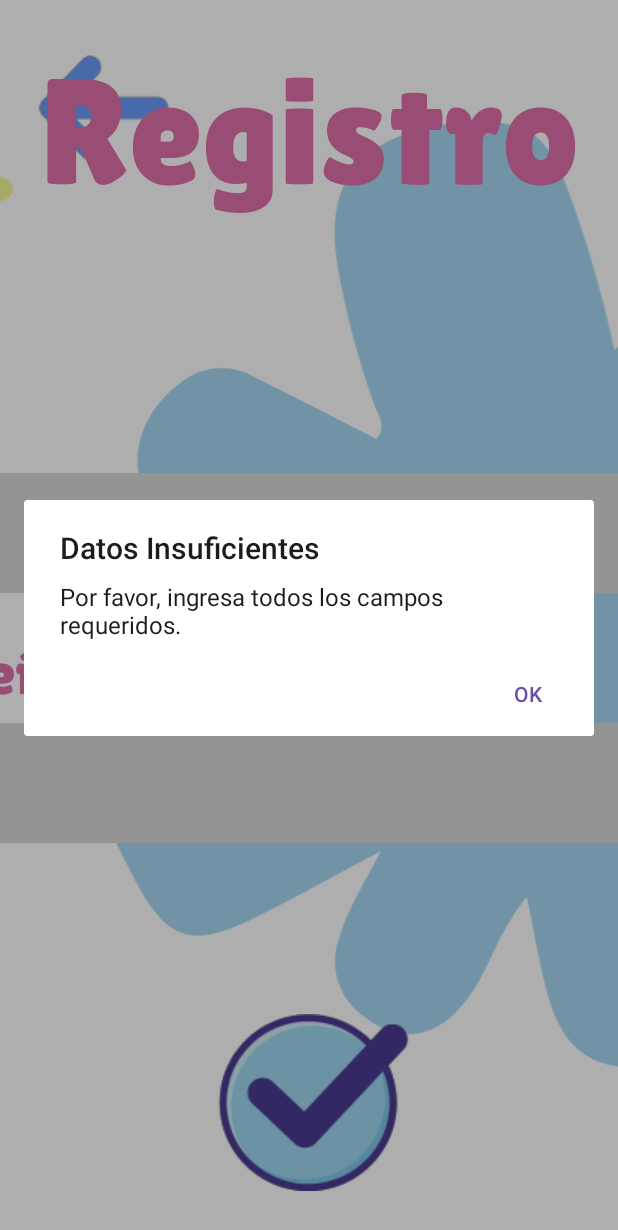
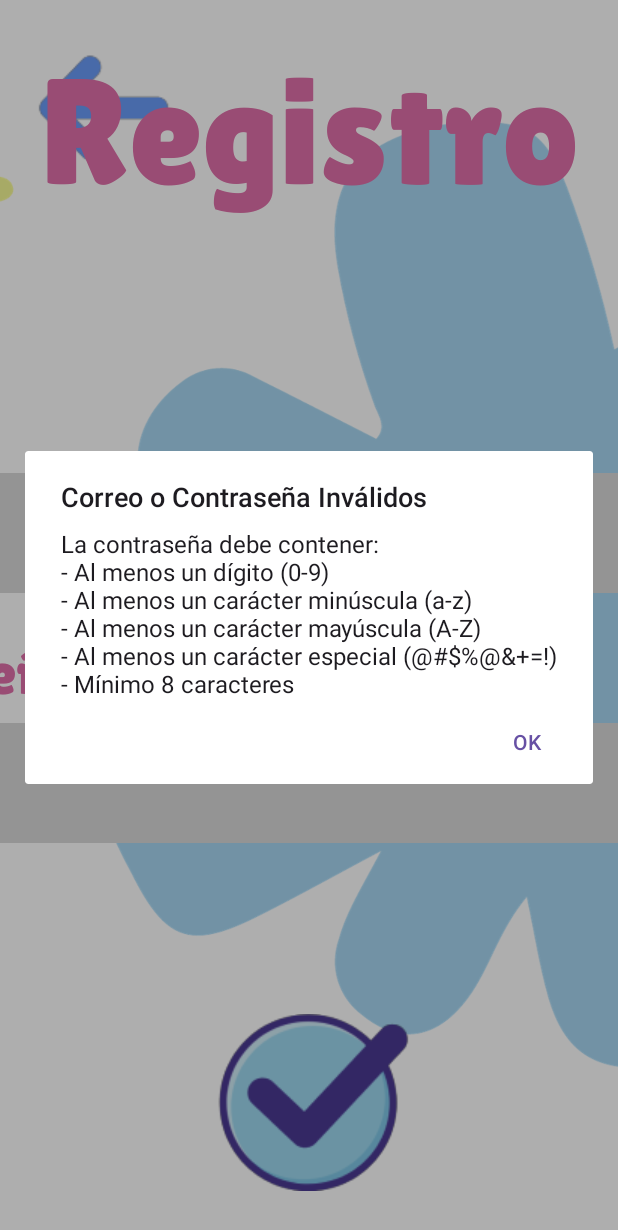
Before and after one commit to vlopezbarce/Aplicacion-Nuevo-Amanecer, an Android app: the RegistroFragment screen opened through its navigation route, after a tap on an icon or button, on a phone screen of 412 x 824 dp. Shown: the top 1230 px of the screen. Run offline under Robolectric (Android 15) with nearby library versions, the light colour scheme and no system bars.

Commit message:
Agrega menú dropdown para escoger nivel, verifica si correo y contraseña son válidos en el registro

```diff
--- a/app/src/main/java/com/tec/nuevoamanecer/RegistroFragment.kt
+++ b/app/src/main/java/com/tec/nuevoamanecer/RegistroFragment.kt
@@ -1,6 +1,8 @@
 package com.tec.nuevoamanecer
 
 import android.os.Bundle
+import android.text.Editable
+import android.text.TextWatcher
 import androidx.fragment.app.Fragment
 import android.view.LayoutInflater
 import android.view.View
@@ -45,6 +47,40 @@ class RegistroFragment : Fragment() {
     override fun onViewCreated(view: View, savedInstanceState: Bundle?) {
         super.onViewCreated(view, savedInstanceState)
 
+        binding.editTextCorreo.addTextChangedListener(object : TextWatcher {
+            override fun beforeTextChanged(charSequence: CharSequence?, start: Int, count: Int, after: Int) {
+            }
+
+            override fun onTextChanged(charSequence: CharSequence?, start: Int, before: Int, count: Int) {
+                val email = charSequence?.toString() ?: ""
+                if (isValidEmail(email)) {
+                    binding.editTextCorreo.setCompoundDrawablesWithIntrinsicBounds(0, 0, R.drawable.icono_check, 0)
+                } else {
+                    binding.editTextCorreo.setCompoundDrawablesWithIntrinsicBounds(0, 0, R.drawable.icono_x, 0)
+                }
+            }
+
+            override fun afterTextChanged(editable: Editable?) {
+            }
+        })
+
+        binding.editTextContrasena.addTextChangedListener(object : TextWatcher {
+            override fun beforeTextChanged(charSequence: CharSequence?, start: Int, count: Int, after: Int) {
+            }
+
+            override fun onTextChanged(charSequence: CharSequence?, start: Int, before: Int, count: Int) {
+                val password = charSequence?.toString() ?: ""
+                if (isValidPassword(password)) {
+                    binding.editTextContrasena.setCompoundDrawablesWithIntrinsicBounds(0, 0, R.drawable.icono_check, 0)
+                } else {
+                    binding.editTextContrasena.setCompoundDrawablesWithIntrinsicBounds(0, 0, R.drawable.icono_x, 0)
+                }
+            }
+
+            override fun afterTextChanged(editable: Editable?) {
+            }
+        })
+
         binding.btnRegresar.setOnClickListener{
             Navigation.findNavController(view).navigate(R.id.action_registroFragment_to_mainFragment)
         }
@@ -53,7 +89,7 @@ class RegistroFragment : Fragment() {
             email = binding.editTextCorreo.text.toString()
             password = binding.editTextContrasena.text.toString()
 
-            if (email.isNotEmpty() && password.isNotEmpty()) {
+            if (isValidEmail(email) && isValidPassword(password)) {
                 val bundle = Bundle()
                 bundle.putString("email", email)
                 bundle.putString("password", password)
@@ -65,14 +101,31 @@ class RegistroFragment : Fragment() {
                 Navigation.findNavController(binding.root).navigate(R.id.action_registroFragment_to_datosDeAlumnoFragment, bundle)
             } else {
                 val alertDialogBuilder = AlertDialog.Builder(requireContext())
-                alertDialogBuilder.setTitle("Datos Insuficientes")
-                alertDialogBuilder.setMessage("Por favor, ingresa todos los campos requeridos.")
+                alertDialogBuilder.setTitle("Correo o Contraseña Inválidos")
+                alertDialogBuilder.setMessage(
+                    "La contraseña debe contener:\n" +
+                            "- Al menos un dígito (0-9)\n" +
+                            "- Al menos un carácter minúscula (a-z)\n" +
+                            "- Al menos un carácter mayúscula (A-Z)\n" +
+                            "- Al menos un carácter especial (@#$%@&+=!)\n" +
+                            "- Mínimo 8 caracteres"
+                )
                 alertDialogBuilder.setPositiveButton("OK") { dialog, _ ->
                     dialog.dismiss()
                 }
                 alertDialogBuilder.create().show()
             }
         }
+    }
+
+    private fun isValidEmail(email: String): Boolean {
+        val emailCheck = "[a-zA-Z0-9._-]+@[a-zA-Z0-9.-]+\\.[a-zA-Z]{2,}".toRegex()
+        return emailCheck.matches(email)
+    }
+
+    private fun isValidPassword(password: String): Boolean {
+        val passwordCheck = "^(?=.*[0-9])(?=.*[a-z])(?=.*[A-Z])(?=.*[@#$%^&+=!])(?=\\S+$).{8,}$".toRegex()
+        return passwordCheck.matches(password)
     }
 
     companion object {
--- a/app/src/main/res/layout/fragment_datos_registrados.xml
+++ b/app/src/main/res/layout/fragment_datos_registrados.xml
@@ -7,7 +7,7 @@
     tools:context=".DatosRegistradosFragment">
 
     <ImageView
-        android:id="@+id/imageView"
+        android:id="@+id/imgViewFondo"
         android:layout_width="match_parent"
         android:layout_height="match_parent"
         android:scaleType="centerCrop"
--- a/app/src/main/res/layout/fragment_registro.xml
+++ b/app/src/main/res/layout/fragment_registro.xml
@@ -7,7 +7,7 @@
     tools:context=".RegistroFragment">
 
     <ImageView
-        android:id="@+id/imageView"
+        android:id="@+id/imgViewFondo"
         android:layout_width="match_parent"
         android:layout_height="match_parent"
         android:scaleType="centerCrop"
@@ -40,38 +40,35 @@
         app:layout_constraintTop_toTopOf="parent" />
 
     <LinearLayout
-        android:layout_width="match_parent"
-        android:layout_height="wrap_content"
-        android:orientation="vertical"
-        app:layout_constraintTop_toBottomOf="@+id/txtViewRegistro"
-        app:layout_constraintBottom_toTopOf="@+id/btnSiguiente"
-        tools:layout_editor_absoluteX="1dp">
-
-        <LinearLayout
+        android:id="@+id/linearLayout"
         android:layout_width="700dp"
         android:layout_height="wrap_content"
         android:orientation="vertical"
-            android:layout_gravity="center_horizontal">
+        app:layout_constraintBottom_toTopOf="@+id/btnSiguiente"
+        app:layout_constraintEnd_toEndOf="parent"
+        app:layout_constraintStart_toStartOf="parent"
+        app:layout_constraintTop_toBottomOf="@+id/txtViewRegistro">
 
         <TextView
             android:id="@+id/txtViewCorreo"
             android:layout_width="wrap_content"
             android:layout_height="wrap_content"
             android:fontFamily="@font/lilita_one"
+            android:text="@string/correo"
             android:textColor="@color/rosa"
-                android:textSize="40sp"
-                android:text="@string/correo" />
+            android:textSize="40sp" />
 
         <EditText
             android:id="@+id/editTextCorreo"
             android:layout_width="match_parent"
             android:layout_height="80dp"
             android:layout_marginTop="10dp"
+            android:background="@drawable/edit_text_redondo"
+            android:paddingRight="20dp"
             android:fontFamily="@font/lilita_one"
+            android:inputType="textEmailAddress"
             android:paddingLeft="20dp"
-                android:textSize="40sp"
-                android:background="@drawable/edit_text_redondo"
-                android:inputType="textEmailAddress" />
+            android:textSize="40sp" />
 
         <TextView
             android:id="@+id/txtViewContraseña"
@@ -79,21 +76,21 @@
             android:layout_height="wrap_content"
             android:layout_marginTop="30dp"
             android:fontFamily="@font/lilita_one"
+            android:text="@string/contrasena"
             android:textColor="@color/rosa"
-                android:textSize="40sp"
-                android:text="@string/contrasena" />
+            android:textSize="40sp" />
 
         <EditText
             android:id="@+id/editTextContrasena"
             android:layout_width="match_parent"
             android:layout_height="80dp"
             android:layout_marginTop="10dp"
+            android:background="@drawable/edit_text_redondo"
+            android:paddingRight="20dp"
             android:fontFamily="@font/lilita_one"
+            android:inputType="textPassword"
             android:paddingLeft="20dp"
-                android:textSize="40sp"
-                android:background="@drawable/edit_text_redondo"
-                android:inputType="textPassword" />
-        </LinearLayout>
+            android:textSize="40sp" />
     </LinearLayout>
 
     <ImageButton
```
Also changed, not shown: app/src/main/java/com/tec/nuevoamanecer/DatosDeAlumnoFragment.kt (+10 -3 lines), app/src/main/java/com/tec/nuevoamanecer/EditaDatosAlumnoFragment.kt (+25 -8 lines), app/src/main/res/layout/fragment_datos_de_alumno.xml (+49 -37 lines), app/src/main/res/layout/fragment_edita_datos_alumno.xml (+26 -8 lines), app/src/main/res/layout/fragment_login.xml (+6 -11 lines), app/src/main/res/layout/item_nivel.xml (added, +7 -0 lines), app/src/main/res/drawable/flecha_dropdown_azul.png (added), app/src/main/res/drawable/flecha_dropdown_verde.png (added), app/src/main/res/drawable/icono_check.png (added), app/src/main/res/drawable/icono_fecha_azul.png (added), app/src/main/res/drawable/icono_fecha_verde.png (added), app/src/main/res/drawable/icono_x.png (added). Lines whose indentation alone changed are shown as unchanged.
